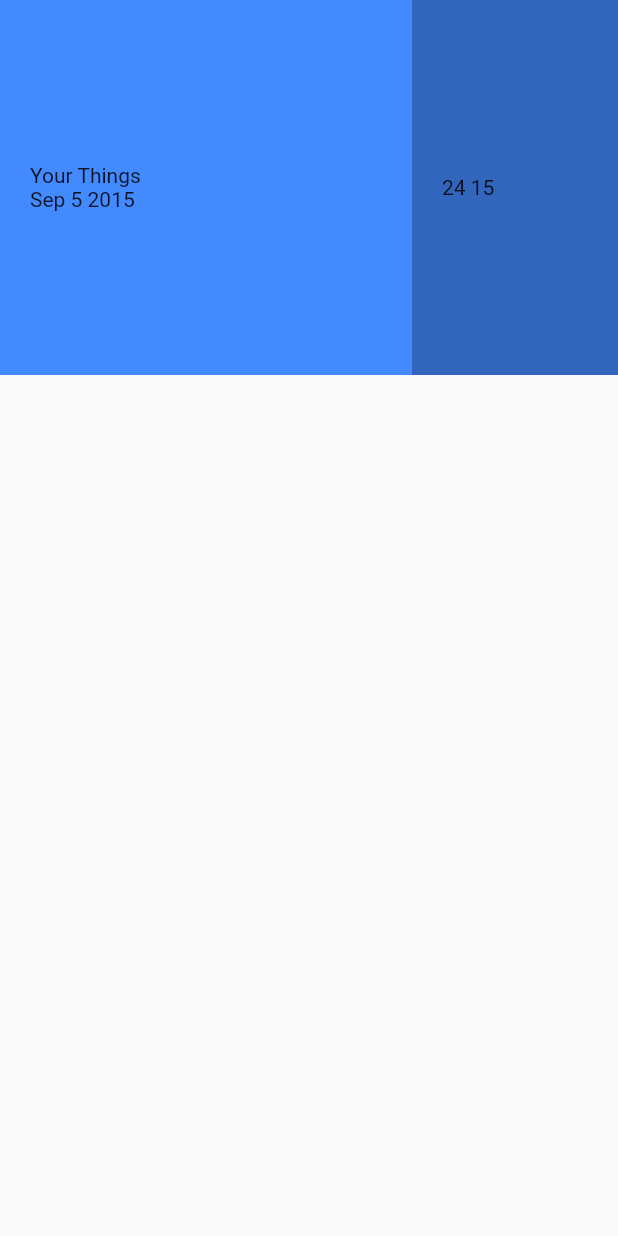
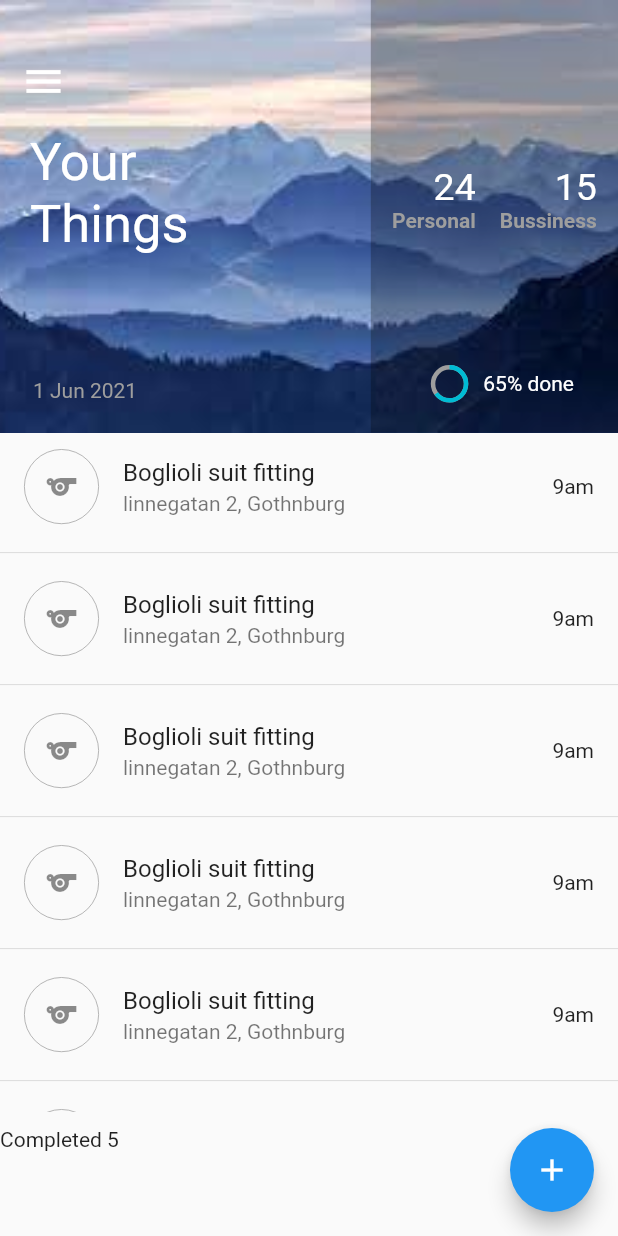
Before and after one commit to AbdelrhamanTareq/todo_app, a Flutter app: the screen it shows after launch, on a phone screen of 412 x 824 dp. Run offline on Flutter 3.47's test engine with Material 2 defaults, Android fonts, the phone set to English and light mode, and no system bars; drawn by our look-alikes of percent_indicator.

Commit message:
home screen design

```diff
--- a/lib/main.dart
+++ b/lib/main.dart
@@ -10,6 +10,7 @@ class MyApp extends StatelessWidget {
   @override
   Widget build(BuildContext context) {
     return MaterialApp(
+      debugShowCheckedModeBanner: false,
       theme: ThemeData(
         primarySwatch: Colors.blue,
       ),
--- a/lib/screens/home.dart
+++ b/lib/screens/home.dart
@@ -1,4 +1,7 @@
 import 'package:flutter/material.dart';
+
+import 'package:intl/intl.dart';
+import 'package:percent_indicator/percent_indicator.dart';
 
 class HomePage extends StatefulWidget {
   @override
@@ -6,44 +9,133 @@ class HomePage extends StatefulWidget {
 }
 
 class _HomePageState extends State<HomePage> {
+  final _scaffoldKey = GlobalKey<ScaffoldState>();
+
   @override
   Widget build(BuildContext context) {
     return Scaffold(
+      key: _scaffoldKey,
       drawer: Drawer(),
-      body: Container(
-        height: 250,
+      floatingActionButton:
+          FloatingActionButton(child: Icon(Icons.add), onPressed: () {}),
+      body: SingleChildScrollView(
+          child: Column(
+        children: [
+          Container(
+            height: MediaQuery.of(context).size.height * 0.35,
             width: double.infinity,
-        color: Colors.blueAccent,
+            decoration: BoxDecoration(
+              image: DecorationImage(
+                image: AssetImage('assets/images/download.jpg'),
+                fit: BoxFit.cover,
+              ),
+            ),
             child: Row(
               children: [
                 Expanded(
-              flex: 2,
-              child: Padding(
-                padding: const EdgeInsets.only(left: 20),
+                  flex: 3,
                   child: Column(
-                  mainAxisSize: MainAxisSize.min,
-                  mainAxisAlignment: MainAxisAlignment.spaceEvenly,
                       crossAxisAlignment: CrossAxisAlignment.start,
                       children: [
-                    Text('Your Things'),
-                    // SizedBox(
-                    //   height: 100,
-                    // ),
-                    Text('Sep 5 2015')
+                        Padding(
+                          padding: EdgeInsets.only(left: 5, top: 30),
+                          child: IconButton(
+                              icon: Icon(Icons.menu),
+                              onPressed: () =>
+                                  _scaffoldKey.currentState.openDrawer(),
+                              color: Colors.white,
+                              iconSize: 30),
+                        ),
+                        SizedBox(height: 10),
+                        Padding(
+                          padding: EdgeInsets.only(left: 20),
+                          child: Text(
+                            'Your\nThings',
+                            style: TextStyle(color: Colors.white, fontSize: 35),
+                          ),
+                        ),
+                        Expanded(
+                          child: Align(
+                            alignment: Alignment.bottomLeft,
+                            child: Padding(
+                              padding: EdgeInsets.only(left: 22, bottom: 20),
+                              child: Text(
+                                DateFormat('d MMM yyyy').format(DateTime.now()),
+                                style: TextStyle(color: Colors.grey),
+                              ),
+                            ),
+                          ),
+                        )
+                      ]),
+                ),
+                Expanded(
+                  flex: 2,
+                  child: Container(
+                    decoration: BoxDecoration(color: Colors.black26),
+                    child: Column(
+                      crossAxisAlignment: CrossAxisAlignment.start,
+                      children: [
+                        SizedBox(height: 110),
+                        Row(
+                          mainAxisAlignment: MainAxisAlignment.center,
+                          children: [
+                            Column(
+                              crossAxisAlignment: CrossAxisAlignment.end,
+                              children: [
+                                Text('24',
+                                    style: TextStyle(
+                                        color: Colors.white, fontSize: 25)),
+                                Text('Personal',
+                                    style: TextStyle(
+                                      color: Colors.grey,
+                                      fontWeight: FontWeight.bold,
+                                    )),
+                              ],
+                            ),
+                            SizedBox(width: 16),
+                            Column(
+                              crossAxisAlignment: CrossAxisAlignment.end,
+                              children: [
+                                Text('15',
+                                    style: TextStyle(
+                                        color: Colors.white, fontSize: 25)),
+                                Text('Bussiness',
+                                    style: TextStyle(
+                                      color: Colors.grey,
+                                      fontWeight: FontWeight.bold,
+                                    )),
+                              ],
+                            ),
+                          ],
+                        ),
+                        Expanded(
+                          child: Align(
+                            alignment: Alignment.bottomCenter,
+                            child: Padding(
+                              padding:
+                                  const EdgeInsets.only(left: 40, bottom: 20),
+                              child: Row(
+                                children: [
+                                  CircularPercentIndicator(
+                                    radius: 25,
+                                    lineWidth: 3,
+                                    percent: 0.65,
+                                    backgroundColor: Colors.grey,
+                                    progressColor: Colors.cyan,
+                                    animation: true,
+                                  ),
+                                  SizedBox(
+                                    width: 10,
+                                  ),
+                                  Text(
+                                    '65% done',
+                                    style: TextStyle(color: Colors.white),
+                                  ),
                                 ],
                               ),
                             ),
                           ),
-            Expanded(
-              flex: 1,
-              child: Container(
-                padding: const EdgeInsets.only(left: 20),
-                color: Colors.black26,
-                child: Column(
-                  mainAxisAlignment: MainAxisAlignment.center,
-                  crossAxisAlignment: CrossAxisAlignment.start,
-                  children: [
-                    Text('24 15'),
+                        )
                       ],
                     ),
                   ),
@@ -51,6 +143,39 @@ class _HomePageState extends State<HomePage> {
               ],
             ),
           ),
+          Container(
+            height: MediaQuery.of(context).size.height * 0.55,
+            child: ListView.separated(
+              shrinkWrap: true,
+              // physics: NeverScrollableScrollPhysics(),
+              itemBuilder: (ctx, i) => ListTile(
+                leading: Container(
+                  width: 50,
+                  height: 50,
+                  decoration: BoxDecoration(
+                    border: Border.all(color: Colors.grey, width: 0.5),
+                    shape: BoxShape.circle,
+                  ),
+                  child: Icon(Icons.sports),
+                ),
+                title: Text('Boglioli suit fitting'),
+                subtitle: Text('linnegatan 2, Gothnburg'),
+                trailing: Text('9am'),
+              ),
+              separatorBuilder: (ctx, i) => Divider(),
+              itemCount: 10,
+            ),
+          ),
+          Container(
+            padding: EdgeInsets.only(top: 10),
+            width: double.infinity,
+            child: Text(
+              'Completed 5',
+              textAlign: TextAlign.left,
+            ),
+          ),
+        ],
+      )),
     );
   }
 }
```
Also changed, not shown: pubspec.yaml (+6 -2 lines), assets/images/download.jpg (added), pubspec.lock. Lines whose indentation alone changed are shown as unchanged.
